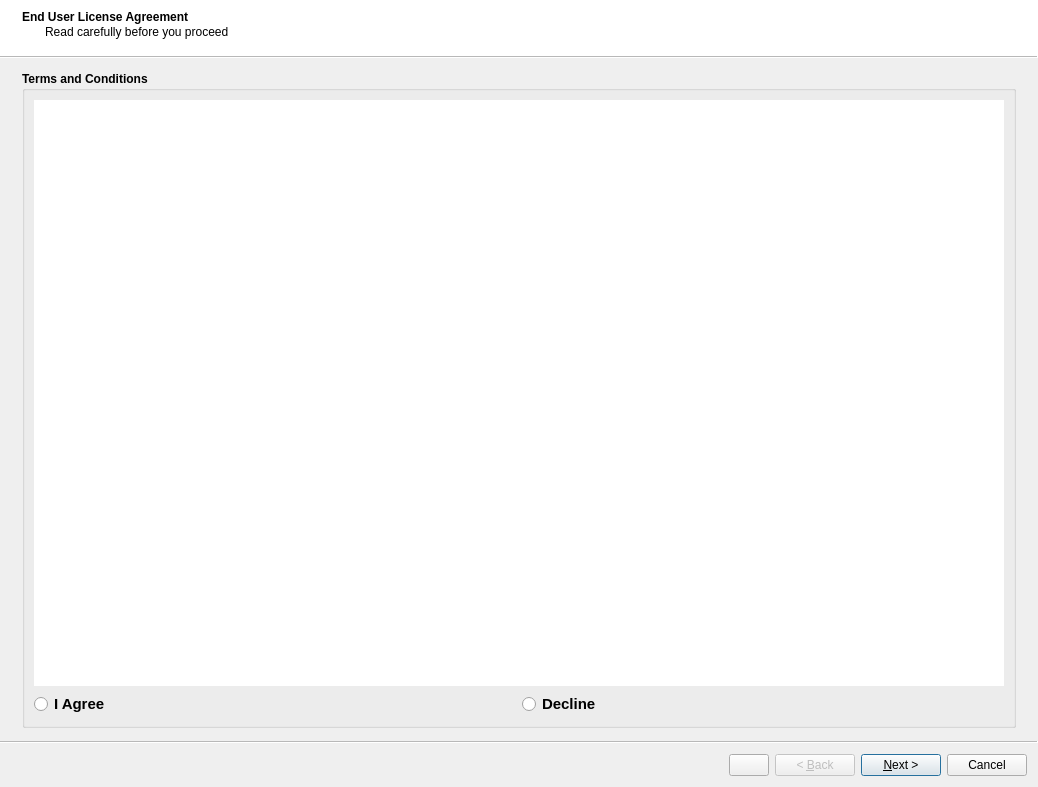
gltn/stdm, file stdm/ui/wizard/ui_stdm_config.ui: the form before one commit.
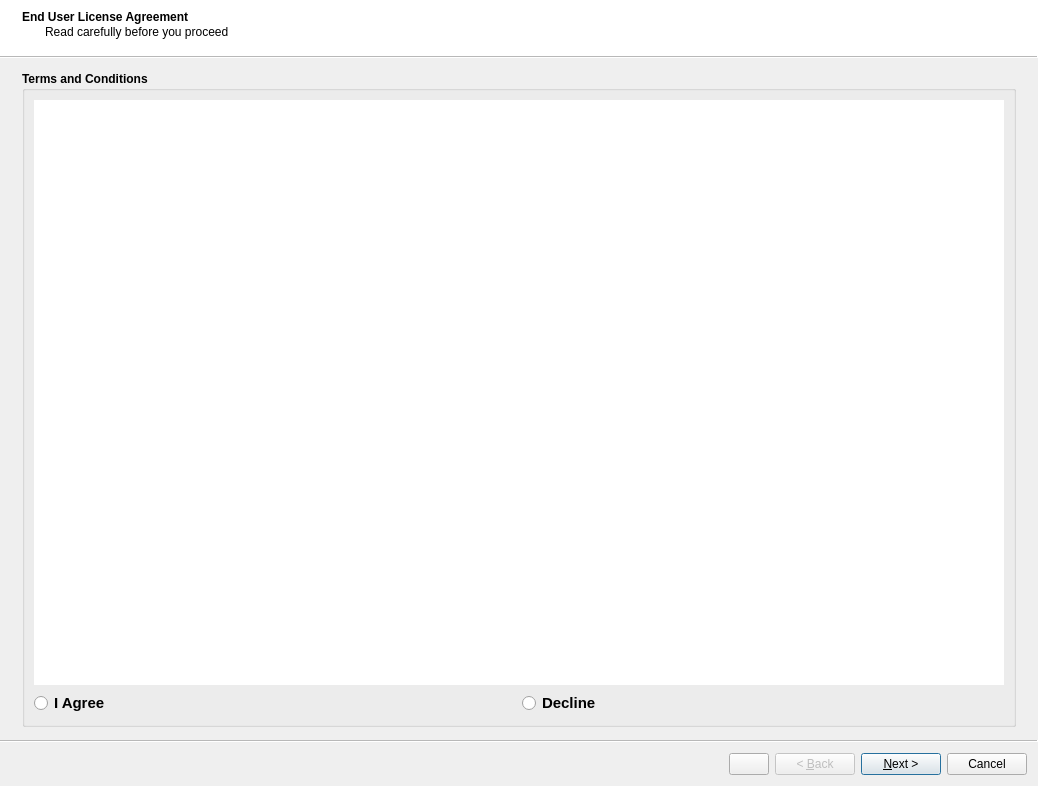
The form after the commit. Custom widgets are drawn as their Qt base class.

The edit to the form file:
```diff
--- a/stdm/ui/wizard/ui_stdm_config.ui
+++ b/stdm/ui/wizard/ui_stdm_config.ui
@@ -10,7 +10,7 @@
     <x>0</x>
     <y>0</y>
     <width>1038</width>
-    <height>787</height>
+    <height>786</height>
    </rect>
   </property>
   <property name="sizePolicy">
```
Left out of the diff: 5 changed lines with no effect on the pictures.
